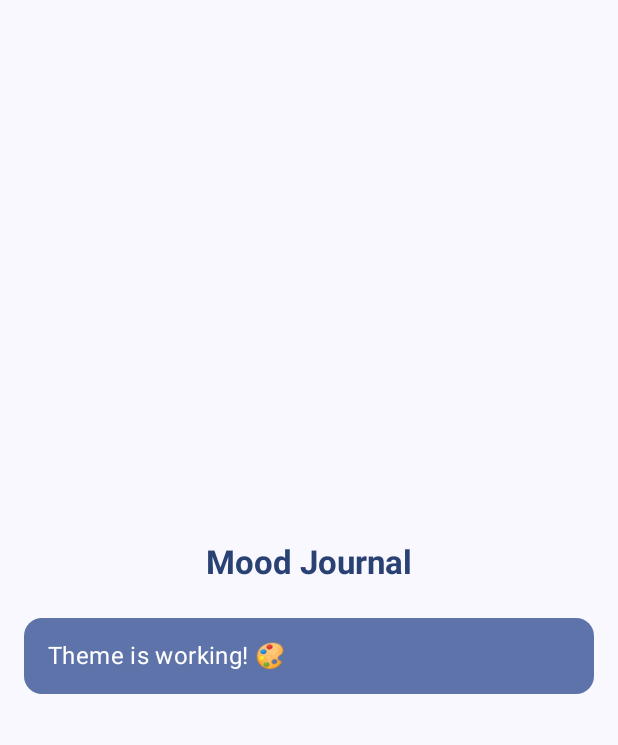
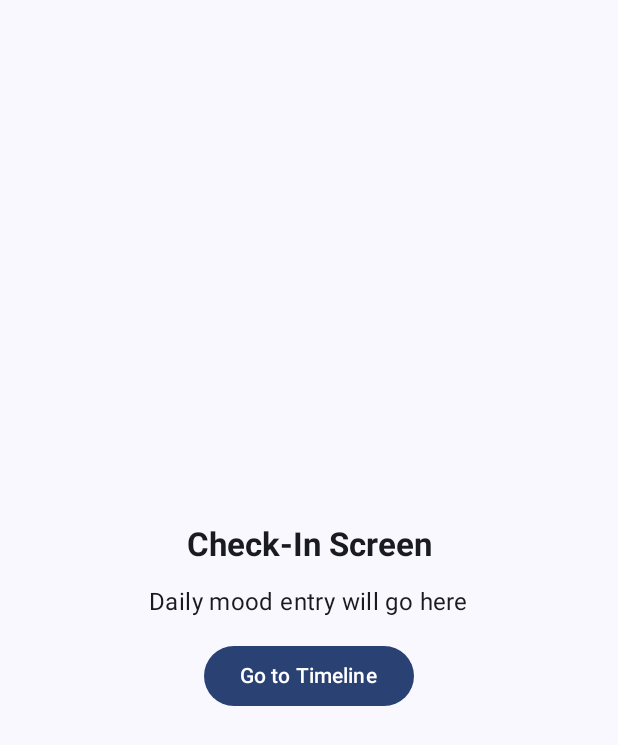
Before and after one commit to ippiki-ookami/moodjournal, an Android app built with Jetpack Compose: the screen it shows after launch (MainActivity), on a phone screen of 412 x 824 dp. Shown: the top 745 px of the screen. Run offline under Robolectric (Android 15) with nearby library versions, the phone set to English and light mode, and no system bars.

Commit message:
feat: Implement Navigation Compose with animated transitions
- Add navigation-compose dependency
- Create NavRoutes sealed class for type-safe navigation
- Implement RootNavHost with animated screen transitions
- Add placeholder screens: Splash, CheckIn, Timeline
- Splash screen auto-navigates to CheckIn after 1.5s
- Set up slide and fade transitions between screens
- Clean up MainActivity to use navigation host

Updates TASK_LIST.md: Complete Issue #7 Navigation Compose setup

```diff
--- a/app/build.gradle.kts
+++ b/app/build.gradle.kts
@@ -65,6 +65,7 @@ dependencies {
     implementation("androidx.compose.ui:ui-graphics")
     implementation("androidx.compose.ui:ui-tooling-preview")
     implementation("androidx.compose.material3:material3")
+    implementation("androidx.navigation:navigation-compose:2.7.7")
 
     // Room
     implementation("androidx.room:room-runtime:2.6.1")
--- a/app/src/main/java/com/example/moodjournal/MainActivity.kt
+++ b/app/src/main/java/com/example/moodjournal/MainActivity.kt
@@ -3,23 +3,11 @@ package com.example.moodjournal
 import android.os.Bundle
 import androidx.activity.ComponentActivity
 import androidx.activity.compose.setContent
-import androidx.compose.foundation.layout.Arrangement
-import androidx.compose.foundation.layout.Column
-import androidx.compose.foundation.layout.Spacer
 import androidx.compose.foundation.layout.fillMaxSize
-import androidx.compose.foundation.layout.fillMaxWidth
-import androidx.compose.foundation.layout.height
-import androidx.compose.foundation.layout.padding
-import androidx.compose.material3.Card
-import androidx.compose.material3.CardDefaults
 import androidx.compose.material3.MaterialTheme
 import androidx.compose.material3.Surface
-import androidx.compose.material3.Text
-import androidx.compose.runtime.Composable
-import androidx.compose.ui.Alignment
 import androidx.compose.ui.Modifier
-import androidx.compose.ui.unit.dp
-import androidx.compose.ui.tooling.preview.Preview
+import com.example.moodjournal.navigation.RootNavHost
 import com.example.moodjournal.ui.theme.MoodJournalTheme
 
 class MainActivity : ComponentActivity() {
@@ -31,49 +19,9 @@ class MainActivity : ComponentActivity() {
                     modifier = Modifier.fillMaxSize(),
                     color = MaterialTheme.colorScheme.background
                 ) {
-                    Column(
-                        modifier = Modifier
-                            .fillMaxSize()
-                            .padding(16.dp),
-                        horizontalAlignment = Alignment.CenterHorizontally,
-                        verticalArrangement = Arrangement.Center
-                    ) {
-                        Greeting("Mood Journal")
-                        Spacer(modifier = Modifier.height(24.dp))
-                        Card(
-                            modifier = Modifier.fillMaxWidth(),
-                            colors = CardDefaults.cardColors(
-                                containerColor = MaterialTheme.colorScheme.primaryContainer
-                            )
-                        ) {
-                            Text(
-                                text = "Theme is working! 🎨",
-                                modifier = Modifier.padding(16.dp),
-                                style = MaterialTheme.typography.bodyLarge,
-                                color = MaterialTheme.colorScheme.onPrimaryContainer
-                            )
-                        }
-                    }
+                    RootNavHost()
                 }
             }
         }
     }
 }
-
-@Composable
-fun Greeting(name: String, modifier: Modifier = Modifier) {
-    Text(
-        text = name,
-        modifier = modifier,
-        style = MaterialTheme.typography.titleLarge,
-        color = MaterialTheme.colorScheme.primary
-    )
-}
-
-@Preview(showBackground = true)
-@Composable
-fun GreetingPreview() {
-    MoodJournalTheme {
-        Greeting("Hello Mood Journal")
-    }
-}
--- /dev/null
+++ b/app/src/main/java/com/example/moodjournal/navigation/NavRoutes.kt
@@ -0,0 +1,7 @@
+package com.example.moodjournal.navigation
+
+sealed class NavRoutes(val route: String) {
+    data object Splash : NavRoutes("splash")
+    data object CheckIn : NavRoutes("check_in")
+    data object Timeline : NavRoutes("timeline")
+}
--- /dev/null
+++ b/app/src/main/java/com/example/moodjournal/navigation/RootNavHost.kt
@@ -0,0 +1,65 @@
+package com.example.moodjournal.navigation
+
+import androidx.compose.animation.EnterTransition
+import androidx.compose.animation.ExitTransition
+import androidx.compose.animation.fadeIn
+import androidx.compose.animation.fadeOut
+import androidx.compose.animation.slideInHorizontally
+import androidx.compose.animation.slideOutHorizontally
+import androidx.compose.runtime.Composable
+import androidx.navigation.NavHostController
+import androidx.navigation.compose.NavHost
+import androidx.navigation.compose.composable
+import androidx.navigation.compose.rememberNavController
+import com.example.moodjournal.presentation.checkin.CheckInScreen
+import com.example.moodjournal.presentation.splash.SplashScreen
+import com.example.moodjournal.presentation.timeline.TimelineScreen
+
+@Composable
+fun RootNavHost(
+    navController: NavHostController = rememberNavController()
+) {
+    NavHost(
+        navController = navController,
+        startDestination = NavRoutes.Splash.route,
+        enterTransition = { EnterTransition.None },
+        exitTransition = { ExitTransition.None }
+    ) {
+        composable(
+            route = NavRoutes.Splash.route,
+            exitTransition = { fadeOut() }
+        ) {
+            SplashScreen(
+                navigateToCheckIn = {
+                    navController.navigate(NavRoutes.CheckIn.route) {
+                        popUpTo(NavRoutes.Splash.route) { inclusive = true }
+                    }
+                }
+            )
+        }
+
+        composable(
+            route = NavRoutes.CheckIn.route,
+            enterTransition = { fadeIn() },
+            exitTransition = { slideOutHorizontally(targetOffsetX = { -it }) }
+        ) {
+            CheckInScreen(
+                navigateToTimeline = {
+                    navController.navigate(NavRoutes.Timeline.route)
+                }
+            )
+        }
+
+        composable(
+            route = NavRoutes.Timeline.route,
+            enterTransition = { slideInHorizontally(initialOffsetX = { it }) },
+            exitTransition = { slideOutHorizontally(targetOffsetX = { it }) }
+        ) {
+            TimelineScreen(
+                navigateBack = {
+                    navController.popBackStack()
+                }
+            )
+        }
+    }
+}
--- /dev/null
+++ b/app/src/main/java/com/example/moodjournal/presentation/checkin/CheckInScreen.kt
@@ -0,0 +1,39 @@
+package com.example.moodjournal.presentation.checkin
+
+import androidx.compose.foundation.layout.Arrangement
+import androidx.compose.foundation.layout.Column
+import androidx.compose.foundation.layout.fillMaxSize
+import androidx.compose.foundation.layout.padding
+import androidx.compose.material3.Button
+import androidx.compose.material3.MaterialTheme
+import androidx.compose.material3.Text
+import androidx.compose.runtime.Composable
+import androidx.compose.ui.Alignment
+import androidx.compose.ui.Modifier
+import androidx.compose.ui.unit.dp
+
+@Composable
+fun CheckInScreen(
+    navigateToTimeline: () -> Unit
+) {
+    Column(
+        modifier = Modifier
+            .fillMaxSize()
+            .padding(16.dp),
+        horizontalAlignment = Alignment.CenterHorizontally,
+        verticalArrangement = Arrangement.Center
+    ) {
+        Text(
+            text = "Check-In Screen",
+            style = MaterialTheme.typography.titleLarge
+        )
+        Text(
+            text = "Daily mood entry will go here",
+            style = MaterialTheme.typography.bodyLarge,
+            modifier = Modifier.padding(vertical = 16.dp)
+        )
+        Button(onClick = navigateToTimeline) {
+            Text("Go to Timeline")
+        }
+    }
+}
--- /dev/null
+++ b/app/src/main/java/com/example/moodjournal/presentation/splash/SplashScreen.kt
@@ -0,0 +1,35 @@
+package com.example.moodjournal.presentation.splash
+
+import androidx.compose.foundation.background
+import androidx.compose.foundation.layout.Box
+import androidx.compose.foundation.layout.fillMaxSize
+import androidx.compose.material3.MaterialTheme
+import androidx.compose.material3.Text
+import androidx.compose.runtime.Composable
+import androidx.compose.runtime.LaunchedEffect
+import androidx.compose.ui.Alignment
+import androidx.compose.ui.Modifier
+import kotlinx.coroutines.delay
+
+@Composable
+fun SplashScreen(
+    navigateToCheckIn: () -> Unit
+) {
+    LaunchedEffect(Unit) {
+        delay(1500)
+        navigateToCheckIn()
+    }
+
+    Box(
+        modifier = Modifier
+            .fillMaxSize()
+            .background(MaterialTheme.colorScheme.primary),
+        contentAlignment = Alignment.Center
+    ) {
+        Text(
+            text = "Mood Journal",
+            style = MaterialTheme.typography.titleLarge,
+            color = MaterialTheme.colorScheme.onPrimary
+        )
+    }
+}
```
Also changed, not shown: app/src/main/java/com/example/moodjournal/presentation/timeline/TimelineScreen.kt (added, +60 -0 lines).
